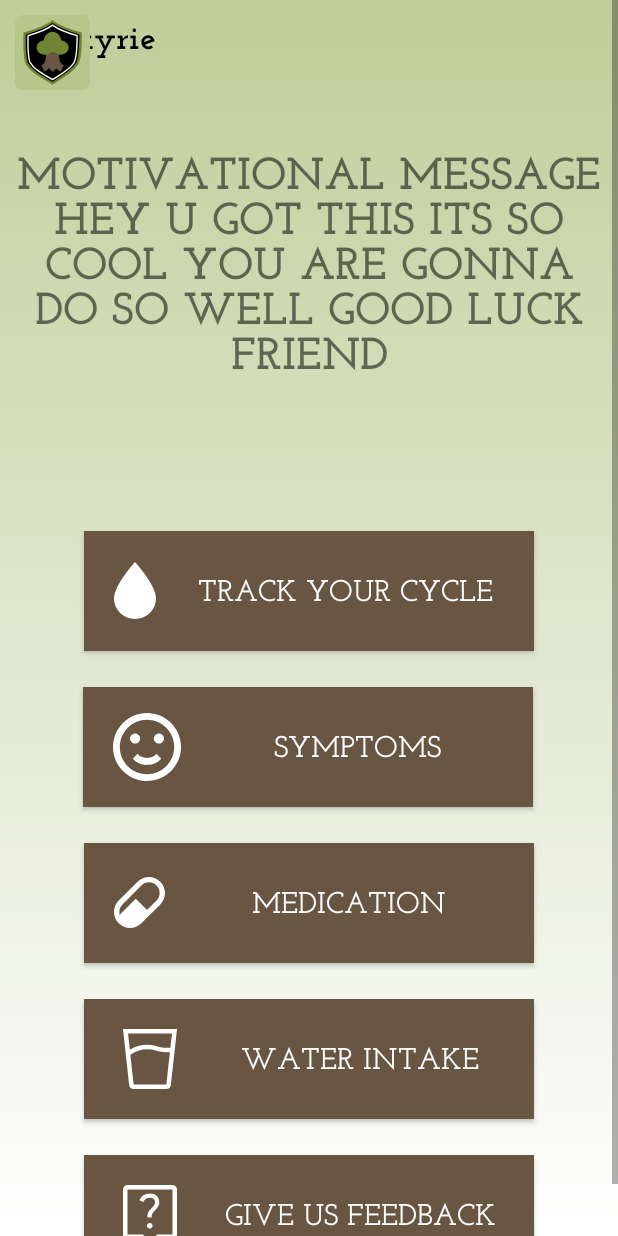
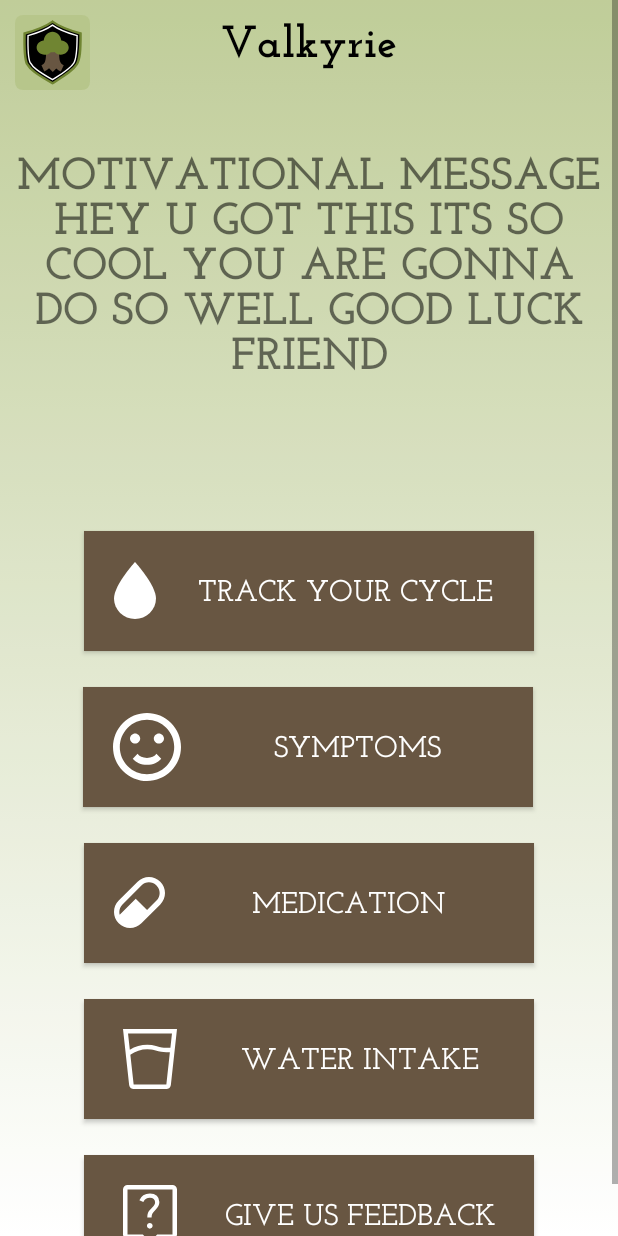
Before and after one commit to danisaba/WicHacks, an Android app: the layout activity_scrolling.xml on its own in the app's theme, with its tools: preview values and no code run, on a phone screen of 412 x 824 dp. Run offline under Robolectric (Android 15) with nearby library versions, the phone set to English and light mode, and no system bars.

Commit message:
fixed some layout issues

```diff
--- a/app/src/main/res/layout/activity_scrolling.xml
+++ b/app/src/main/res/layout/activity_scrolling.xml
@@ -140,10 +140,12 @@
             android:layout_width="wrap_content"
             android:layout_height="wrap_content"
             android:fontFamily="@font/josefin_slab_bold"
+            android:layout_marginTop="20dp"
             android:text="Valkyrie"
             android:textColor="@color/black"
-            android:textSize="24sp"
-            tools:layout_editor_absoluteX="60dp"
+            android:textSize="30sp"
+            app:layout_constraintEnd_toEndOf="parent"
+            app:layout_constraintStart_toStartOf="parent"
             tools:layout_editor_absoluteY="11dp" />
     </androidx.constraintlayout.widget.ConstraintLayout>
 
```
Also changed, not shown: app/src/main/res/layout/activity_water_tracking.xml (+9 -7 lines).
